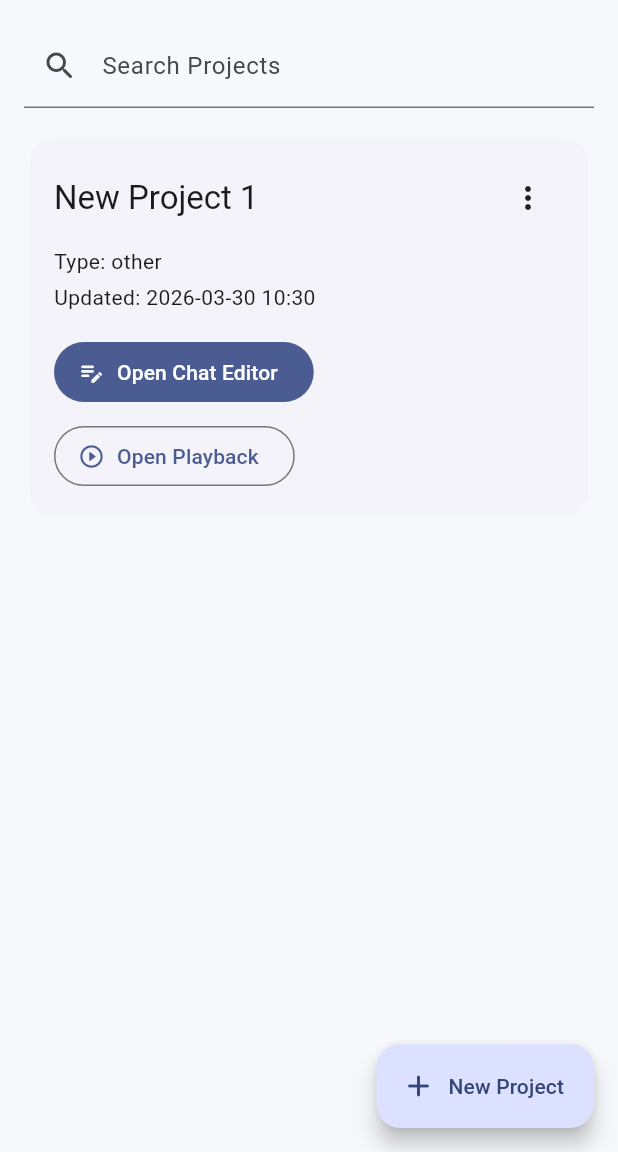
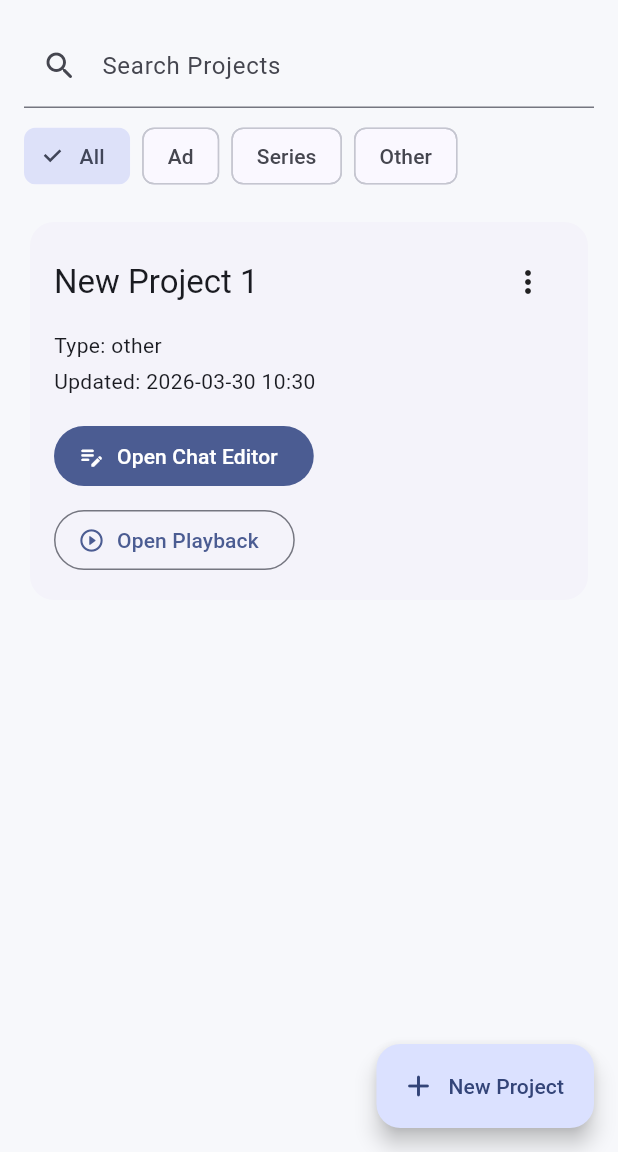
Before and after one commit to k33zo33/production_chat_prop, a Flutter app: the screen it shows after launch, after a tap on "New Project", on a phone screen of 412 x 824 dp, the part 84-1236 px from its top. Run offline on Flutter 3.47's test engine with Material 3 defaults, Android fonts, the phone set to English and light mode, and no system bars; our stand-ins replace flutter_riverpod, go_router, shared_preferences, web.

Commit message:
feat: add project type filter chips to project list

```diff
--- a/lib/features/projects/presentation/pages/project_list_screen.dart
+++ b/lib/features/projects/presentation/pages/project_list_screen.dart
@@ -14,6 +14,7 @@ class ProjectListScreen extends ConsumerStatefulWidget {
 class _ProjectListScreenState extends ConsumerState<ProjectListScreen> {
   late final TextEditingController _searchController;
   String _searchQuery = '';
+  ProjectType? _selectedTypeFilter;
 
   @override
   void initState() {
@@ -56,14 +57,14 @@ class _ProjectListScreenState extends ConsumerState<ProjectListScreen> {
             }
 
             final normalizedQuery = _searchQuery.trim().toLowerCase();
-            final filteredProjects = normalizedQuery.isEmpty
-                ? projects
-                : projects
-                      .where(
-                        (project) =>
-                            project.name.toLowerCase().contains(normalizedQuery),
-                      )
-                      .toList(growable: false);
+            final filteredProjects = projects.where((project) {
+              final matchesQuery =
+                  normalizedQuery.isEmpty ||
+                  project.name.toLowerCase().contains(normalizedQuery);
+              final matchesType =
+                  _selectedTypeFilter == null || project.type == _selectedTypeFilter;
+              return matchesQuery && matchesType;
+            }).toList(growable: false);
 
             return Column(
               children: [
@@ -83,12 +84,51 @@ class _ProjectListScreenState extends ConsumerState<ProjectListScreen> {
                     },
                   ),
                 ),
+                Padding(
+                  padding: const EdgeInsets.fromLTRB(16, 0, 16, 8),
+                  child: Align(
+                    alignment: Alignment.centerLeft,
+                    child: Wrap(
+                      spacing: 8,
+                      runSpacing: 8,
+                      children: [
+                        ChoiceChip(
+                          key: const Key('projectTypeFilter_all'),
+                          label: const Text('All'),
+                          selected: _selectedTypeFilter == null,
+                          onSelected: (selected) {
+                            if (!selected) {
+                              return;
+                            }
+                            setState(() {
+                              _selectedTypeFilter = null;
+                            });
+                          },
+                        ),
+                        for (final type in ProjectType.values)
+                          ChoiceChip(
+                            key: Key('projectTypeFilter_${type.name}'),
+                            label: Text(_typeLabel(type)),
+                            selected: _selectedTypeFilter == type,
+                            onSelected: (selected) {
+                              if (!selected) {
+                                return;
+                              }
+                              setState(() {
+                                _selectedTypeFilter = type;
+                              });
+                            },
+                          ),
+                      ],
+                    ),
+                  ),
+                ),
                 Expanded(
                   child: filteredProjects.isEmpty
                       ? const Center(
                           child: Padding(
                             padding: EdgeInsets.all(24),
-                            child: Text('No projects match your search.'),
+                            child: Text('No projects match current filters.'),
                           ),
                         )
                       : ListView.separated(
@@ -137,6 +177,14 @@ class _ProjectListScreenState extends ConsumerState<ProjectListScreen> {
       ),
     );
   }
+}
+
+String _typeLabel(ProjectType type) {
+  return switch (type) {
+    ProjectType.ad => 'Ad',
+    ProjectType.series => 'Series',
+    ProjectType.other => 'Other',
+  };
 }
 
 class _ProjectCard extends ConsumerWidget {
```
Also changed, not shown: 1 other file.
